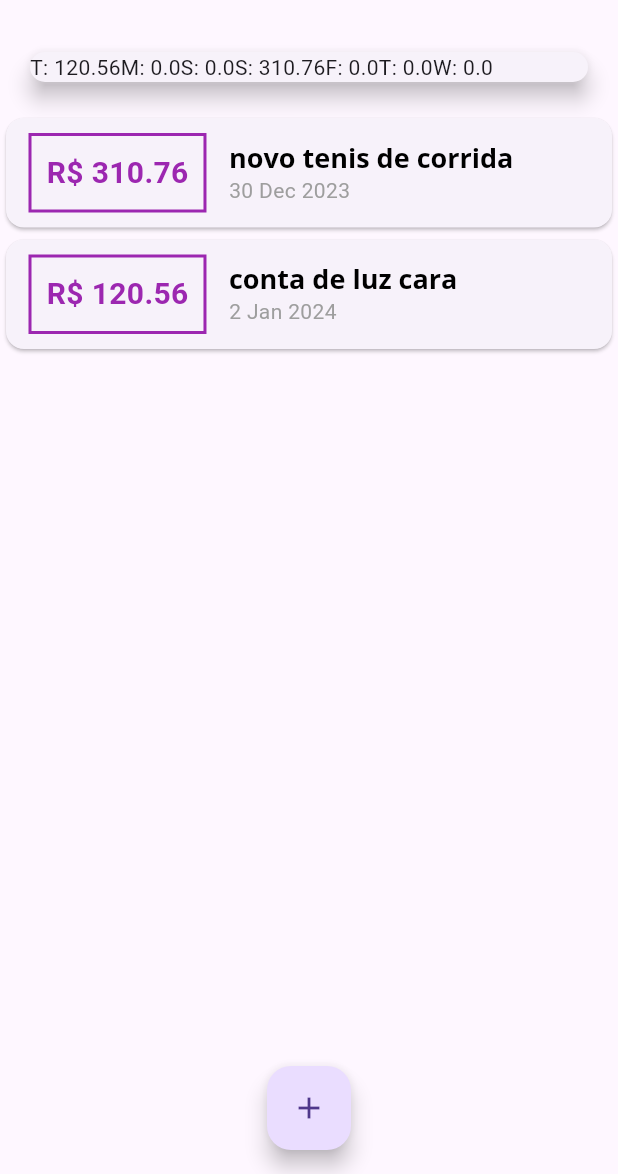
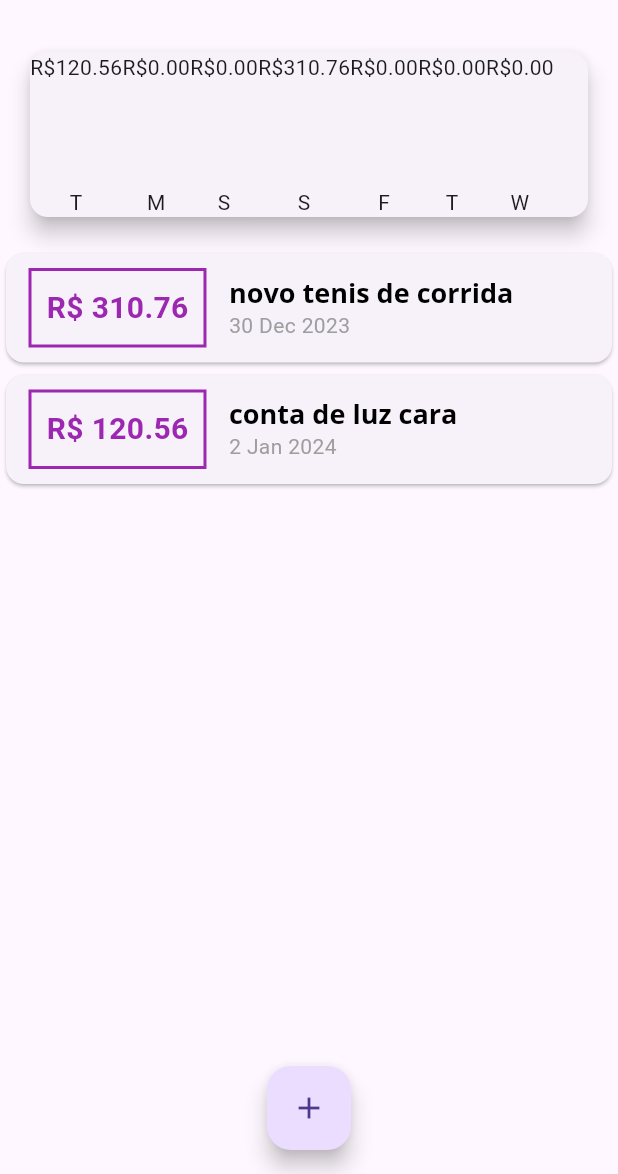
Before and after one commit to burghausen8/DespesasPessoais, a Flutter app: the screen it shows after launch, on a phone screen of 412 x 824 dp, the part 62-1236 px from its top. Run offline on Flutter 3.47's test engine with Material 3 defaults, Android fonts, the phone set to English and light mode, and no system bars.

Commit message:
feat: create and implement char_bar

```diff
--- a/lib/components/chart.dart
+++ b/lib/components/chart.dart
@@ -2,6 +2,7 @@ import 'package:expenses/models/transaction.dart';
 import 'package:flutter/material.dart';
 import '../models/transaction.dart';
 import 'package:intl/intl.dart';
+import 'chart_bar.dart';
 
 class Chart extends StatelessWidget {
   final List<Transaction> recentTransactions;
@@ -35,7 +36,10 @@ class Chart extends StatelessWidget {
       margin: EdgeInsets.all(20),
       child: Row(
         children: groupedTransactions.map((tr) {
-          return Text('${tr['day']}: ${tr['value']}');
+          return ChartBar(
+              label: tr['day'] as String,
+              value: tr['value'] as double,
+              percentage: 0);
         }).toList(),
       ),
     );
--- /dev/null
+++ b/lib/components/chart_bar.dart
@@ -0,0 +1,26 @@
+import 'package:flutter/material.dart';
+
+class ChartBar extends StatelessWidget {
+  final String? label;
+  final double? value;
+  final double? percentage;
+
+  ChartBar({this.label, this.value, this.percentage});
+
+  @override
+  Widget build(BuildContext context) {
+    return Column(
+      children: [
+        Text('R\$${value?.toStringAsFixed(2)}'),
+        SizedBox(height: 5),
+        Container(
+          height: 60,
+          width: 10,
+          child: null,
+        ),
+        SizedBox(height: 5),
+        Text(label ?? ''),
+      ],
+    );
+  }
+}
```
